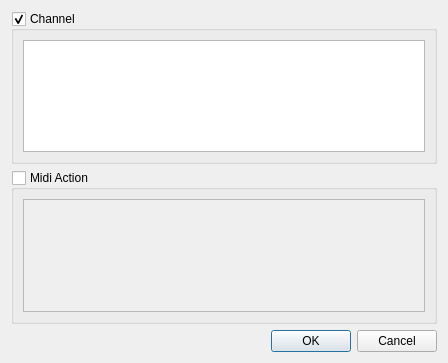
This is mscore/mscore/articulation.ui in musescore/musescore-old as Qt 5 draws it before an edit. The edited form follows.
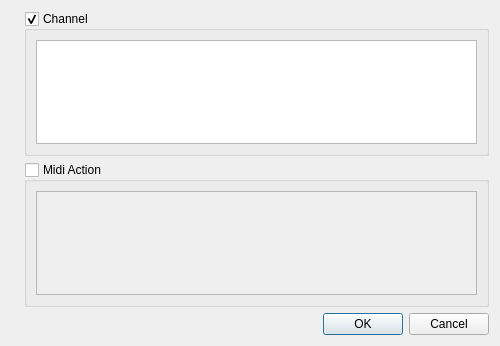
This is the edited form. Icons and pictures are not drawn.

Diff of the .ui file:
```diff
--- a/mscore/mscore/articulation.ui
+++ b/mscore/mscore/articulation.ui
@@ -5,13 +5,33 @@
    <rect>
     <x>0</x>
     <y>0</y>
-    <width>448</width>
-    <height>363</height>
+    <width>500</width>
+    <height>346</height>
    </rect>
   </property>
   <property name="windowTitle" >
    <string>MuseScore: Articulations Properties</string>
   </property>
+  <layout class="QVBoxLayout" name="verticalLayout_4" >
+   <item>
+    <layout class="QHBoxLayout" name="horizontalLayout" >
+     <item>
+      <widget class="QLabel" name="label_3" >
+       <property name="sizePolicy" >
+        <sizepolicy vsizetype="Ignored" hsizetype="Fixed" >
+         <horstretch>0</horstretch>
+         <verstretch>0</verstretch>
+        </sizepolicy>
+       </property>
+       <property name="text" >
+        <string/>
+       </property>
+       <property name="pixmap" >
+        <pixmap resource="mscore.qrc" >:/data/bg1.jpg</pixmap>
+       </property>
+      </widget>
+     </item>
+     <item>
   <layout class="QVBoxLayout" name="verticalLayout" >
    <item>
     <widget class="QGroupBox" name="channelChange" >
@@ -63,6 +83,10 @@
     </widget>
    </item>
   </layout>
+     </item>
+    </layout>
+   </item>
+  </layout>
  </widget>
  <resources/>
  <connections>
```
Left out of the diff: 4 changed lines with no effect on the pictures. Lines whose indentation alone changed are shown as unchanged.
